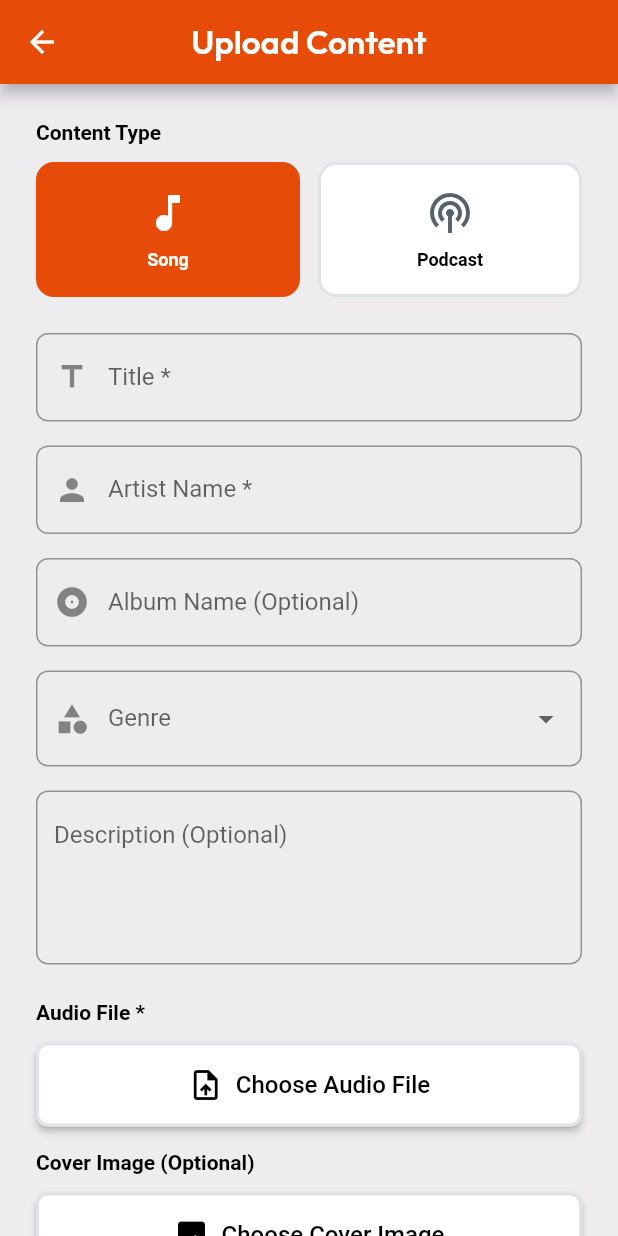
After one commit to bodefavour/Harmony-Hub, a Flutter app: the ArtistUploadWidget screen opened directly, on a phone screen of 412 x 824 dp. The commit adds this screen. Run offline on Flutter 3.47's test engine with Material 3 defaults, Android fonts, the phone set to English and light mode, and no system bars; drawn by our look-alikes of auto_size_text; our stand-ins replace assets_audio_player, cached_network_image, file_picker, flutter_animate, font_awesome_flutter, from_css_color and 10 more; missing offline and left inert: audio_session, json_path; accounts and stored records are empty; network calls fail; Roboto replaces fonts that are missing (Readex Pro).

Commit message:
Refactor artist upload feature and enhance UI components
- Cleaned up whitespace in artist_upload_controller.dart and home_page_controller.dart for better readability.
- Improved formatting in home_page_new_widget.dart for consistent code style.
- Updated podcast_detail_controller.dart and podcast_detail_widget.dart for better readability and maintainability.
- Added artist_upload_widget.dart to implement the artist upload functionality with a comprehensive form for content submission.
- Included file_picker dependency in pubspec.yaml for file selection capabilities.

```diff
--- /dev/null
+++ b/lib/pages/artist_upload/artist_upload_widget.dart
@@ -0,0 +1,597 @@
+import 'package:flutter/material.dart';
+import 'package:provider/provider.dart';
+import '../../flutter_flow/flutter_flow_theme.dart';
+import '../../flutter_flow/flutter_flow_util.dart';
+import '../../flutter_flow/flutter_flow_icon_button.dart';
+import '../../flutter_flow/flutter_flow_widgets.dart';
+import '../../services/admin_service.dart';
+import '../../services/supabase_service.dart';
+import 'artist_upload_controller.dart';
+
+class ArtistUploadWidget extends StatefulWidget {
+  const ArtistUploadWidget({super.key});
+
+  @override
+  State<ArtistUploadWidget> createState() => _ArtistUploadWidgetState();
+}
+
+class _ArtistUploadWidgetState extends State<ArtistUploadWidget> {
+  final scaffoldKey = GlobalKey<ScaffoldState>();
+  final _formKey = GlobalKey<FormState>();
+
+  @override
+  void initState() {
+    super.initState();
+    logFirebaseEvent('screen_view', parameters: {'screen_name': 'ArtistUpload'});
+  }
+
+  @override
+  Widget build(BuildContext context) {
+    return ChangeNotifierProvider(
+      create: (_) => ArtistUploadController(
+        adminService: AdminService(),
+        supabaseService: SupabaseService(),
+      ),
+      child: Consumer<ArtistUploadController>(
+        builder: (context, controller, _) {
+          return GestureDetector(
+            onTap: () => FocusScope.of(context).unfocus(),
+            child: Scaffold(
+              key: scaffoldKey,
+              backgroundColor: FlutterFlowTheme.of(context).primaryBackground,
+              appBar: AppBar(
+                backgroundColor: FlutterFlowTheme.of(context).primary,
+                automaticallyImplyLeading: false,
+                leading: FlutterFlowIconButton(
+                  borderColor: Colors.transparent,
+                  borderRadius: 30.0,
+                  buttonSize: 48.0,
+                  icon: const Icon(
+                    Icons.arrow_back,
+                    color: Colors.white,
+                    size: 24.0,
+                  ),
+                  onPressed: () => context.pop(),
+                ),
+                title: Text(
+                  'Upload Content',
+                  style: FlutterFlowTheme.of(context).headlineMedium.override(
+                        fontFamily: 'Outfit',
+                        color: Colors.white,
+                        fontSize: 22.0,
+                        letterSpacing: 0.0,
+                        fontWeight: FontWeight.w600,
+                      ),
+                ),
+                centerTitle: true,
+              ),
+              body: SafeArea(
+                top: true,
+                child: controller.isUploading
+                    ? _buildUploadingState(context, controller)
+                    : SingleChildScrollView(
+                        child: Form(
+                          key: _formKey,
+                          child: Padding(
+                            padding: const EdgeInsets.all(24.0),
+                            child: Column(
+                              crossAxisAlignment: CrossAxisAlignment.start,
+                              children: [
+                                _buildUploadTypeSelector(context, controller),
+                                const SizedBox(height: 24.0),
+                                _buildTitleField(context, controller),
+                                const SizedBox(height: 16.0),
+                                _buildArtistNameField(context, controller),
+                                const SizedBox(height: 16.0),
+                                if (controller.uploadType == 'song') ...[
+                                  _buildAlbumNameField(context, controller),
+                                  const SizedBox(height: 16.0),
+                                  _buildGenreField(context, controller),
+                                  const SizedBox(height: 16.0),
+                                ],
+                                if (controller.uploadType == 'podcast') ...[
+                                  _buildCategoryField(context, controller),
+                                  const SizedBox(height: 16.0),
+                                ],
+                                _buildDescriptionField(context, controller),
+                                const SizedBox(height: 24.0),
+                                _buildAudioFilePicker(context, controller),
+                                const SizedBox(height: 16.0),
+                                _buildImageFilePicker(context, controller),
+                                const SizedBox(height: 32.0),
+                                if (controller.error != null)
+                                  _buildErrorMessage(context, controller),
+                                _buildSubmitButton(context, controller),
+                              ],
+                            ),
+                          ),
+                        ),
+                      ),
+              ),
+            ),
+          );
+        },
+      ),
+    );
+  }
+
+  Widget _buildUploadTypeSelector(BuildContext context, ArtistUploadController controller) {
+    return Column(
+      crossAxisAlignment: CrossAxisAlignment.start,
+      children: [
+        Text(
+          'Content Type',
+          style: FlutterFlowTheme.of(context).bodyLarge.override(
+                fontFamily: 'Readex Pro',
+                letterSpacing: 0.0,
+                fontWeight: FontWeight.w600,
+              ),
+        ),
+        const SizedBox(height: 12.0),
+        Row(
+          children: [
+            Expanded(
+              child: _buildTypeChip(
+                context,
+                controller,
+                'song',
+                'Song',
+                Icons.music_note,
+              ),
+            ),
+            const SizedBox(width: 12.0),
+            Expanded(
+              child: _buildTypeChip(
+                context,
+                controller,
+                'podcast',
+                'Podcast',
+                Icons.podcasts,
+              ),
+            ),
+          ],
+        ),
+      ],
+    );
+  }
+
+  Widget _buildTypeChip(
+    BuildContext context,
+    ArtistUploadController controller,
+    String value,
+    String label,
+    IconData icon,
+  ) {
+    final isSelected = controller.uploadType == value;
+    return InkWell(
+      onTap: () => controller.setUploadType(value),
+      borderRadius: BorderRadius.circular(12.0),
+      child: Container(
+        padding: const EdgeInsets.all(16.0),
+        decoration: BoxDecoration(
+          color: isSelected
+              ? FlutterFlowTheme.of(context).primary
+              : FlutterFlowTheme.of(context).secondaryBackground,
+          borderRadius: BorderRadius.circular(12.0),
+          border: Border.all(
+            color: isSelected
+                ? FlutterFlowTheme.of(context).primary
+                : FlutterFlowTheme.of(context).alternate,
+            width: 2.0,
+          ),
+        ),
+        child: Column(
+          children: [
+            Icon(
+              icon,
+              color: isSelected
+                  ? Colors.white
+                  : FlutterFlowTheme.of(context).secondaryText,
+              size: 32.0,
+            ),
+            const SizedBox(height: 8.0),
+            Text(
+              label,
+              style: FlutterFlowTheme.of(context).bodyMedium.override(
+                    fontFamily: 'Readex Pro',
+                    color: isSelected
+                        ? Colors.white
+                        : FlutterFlowTheme.of(context).primaryText,
+                    letterSpacing: 0.0,
+                    fontWeight: FontWeight.w600,
+                  ),
+            ),
+          ],
+        ),
+      ),
+    );
+  }
+
+  Widget _buildTitleField(BuildContext context, ArtistUploadController controller) {
+    return TextFormField(
+      initialValue: controller.title,
+      onChanged: controller.setTitle,
+      decoration: InputDecoration(
+        labelText: 'Title *',
+        hintText: 'Enter ${controller.uploadType} title',
+        border: OutlineInputBorder(
+          borderRadius: BorderRadius.circular(8.0),
+        ),
+        prefixIcon: const Icon(Icons.title),
+      ),
+      validator: (value) {
+        if (value == null || value.isEmpty) {
+          return 'Title is required';
+        }
+        return null;
+      },
+    );
+  }
+
+  Widget _buildArtistNameField(BuildContext context, ArtistUploadController controller) {
+    return TextFormField(
+      initialValue: controller.artistName,
+      onChanged: controller.setArtistName,
+      decoration: InputDecoration(
+        labelText: controller.uploadType == 'podcast' ? 'Host Name *' : 'Artist Name *',
+        hintText: 'Enter artist/host name',
+        border: OutlineInputBorder(
+          borderRadius: BorderRadius.circular(8.0),
+        ),
+        prefixIcon: const Icon(Icons.person),
+      ),
+      validator: (value) {
+        if (value == null || value.isEmpty) {
+          return 'Artist/Host name is required';
+        }
+        return null;
+      },
+    );
+  }
+
+  Widget _buildAlbumNameField(BuildContext context, ArtistUploadController controller) {
+    return TextFormField(
+      initialValue: controller.albumName,
+      onChanged: controller.setAlbumName,
+      decoration: InputDecoration(
+        labelText: 'Album Name (Optional)',
+        hintText: 'Enter album name',
+        border: OutlineInputBorder(
+          borderRadius: BorderRadius.circular(8.0),
+        ),
+        prefixIcon: const Icon(Icons.album),
+      ),
+    );
+  }
+
+  Widget _buildGenreField(BuildContext context, ArtistUploadController controller) {
+    return DropdownButtonFormField<String>(
+      value: controller.genre,
+      decoration: InputDecoration(
+        labelText: 'Genre',
+        border: OutlineInputBorder(
+          borderRadius: BorderRadius.circular(8.0),
+        ),
+        prefixIcon: const Icon(Icons.category),
+      ),
+      items: const [
+        DropdownMenuItem(value: 'gospel', child: Text('Gospel')),
+        DropdownMenuItem(value: 'worship', child: Text('Worship')),
+        DropdownMenuItem(value: 'praise', child: Text('Praise')),
+        DropdownMenuItem(value: 'contemporary', child: Text('Contemporary')),
+        DropdownMenuItem(value: 'traditional', child: Text('Traditional')),
+      ],
+      onChanged: (value) {
+        if (value != null) controller.setGenre(value);
+      },
+    );
+  }
+
+  Widget _buildCategoryField(BuildContext context, ArtistUploadController controller) {
+    return DropdownButtonFormField<String>(
+      value: controller.category,
+      decoration: InputDecoration(
+        labelText: 'Category',
+        border: OutlineInputBorder(
+          borderRadius: BorderRadius.circular(8.0),
+        ),
+        prefixIcon: const Icon(Icons.category),
+      ),
+      items: const [
+        DropdownMenuItem(value: 'sermons', child: Text('Sermons')),
+        DropdownMenuItem(value: 'teachings', child: Text('Teachings')),
+        DropdownMenuItem(value: 'testimonies', child: Text('Testimonies')),
+        DropdownMenuItem(value: 'interviews', child: Text('Interviews')),
+      ],
+      onChanged: (value) {
+        if (value != null) controller.setCategory(value);
+      },
+    );
+  }
+
+  Widget _buildDescriptionField(BuildContext context, ArtistUploadController controller) {
+    return TextFormField(
+      initialValue: controller.description,
+      onChanged: controller.setDescription,
+      maxLines: 4,
+      decoration: InputDecoration(
+        labelText: 'Description (Optional)',
+        hintText: 'Enter description',
+        border: OutlineInputBorder(
+          borderRadius: BorderRadius.circular(8.0),
+        ),
+        alignLabelWithHint: true,
+      ),
+    );
+  }
+
+  Widget _buildAudioFilePicker(BuildContext context, ArtistUploadController controller) {
+    return Column(
+      crossAxisAlignment: CrossAxisAlignment.start,
+      children: [
+        Text(
+          'Audio File *',
+          style: FlutterFlowTheme.of(context).bodyLarge.override(
+                fontFamily: 'Readex Pro',
+                letterSpacing: 0.0,
+                fontWeight: FontWeight.w600,
+              ),
+        ),
+        const SizedBox(height: 12.0),
+        if (controller.audioFile != null)
+          Container(
+            padding: const EdgeInsets.all(16.0),
+            decoration: BoxDecoration(
+              color: FlutterFlowTheme.of(context).secondaryBackground,
+              borderRadius: BorderRadius.circular(8.0),
+              border: Border.all(
+                color: FlutterFlowTheme.of(context).primary,
+              ),
+            ),
+            child: Row(
+              children: [
+                Icon(
+                  Icons.audiotrack,
+                  color: FlutterFlowTheme.of(context).primary,
+                ),
+                const SizedBox(width: 12.0),
+                Expanded(
+                  child: Text(
+                    controller.audioFileName ?? 'Audio file',
+                    style: FlutterFlowTheme.of(context).bodyMedium.override(
+                          fontFamily: 'Readex Pro',
+                          letterSpacing: 0.0,
+                        ),
+                    overflow: TextOverflow.ellipsis,
+                  ),
+                ),
+                IconButton(
+                  icon: const Icon(Icons.close),
+                  onPressed: controller.removeAudioFile,
+                ),
+              ],
+            ),
+          )
+        else
+          FFButtonWidget(
+            onPressed: controller.pickAudioFile,
+            text: 'Choose Audio File',
+            icon: const Icon(Icons.upload_file),
+            options: FFButtonOptions(
+              width: double.infinity,
+              height: 56.0,
+              color: FlutterFlowTheme.of(context).secondaryBackground,
+              textStyle: FlutterFlowTheme.of(context).titleSmall.override(
+                    fontFamily: 'Readex Pro',
+                    color: FlutterFlowTheme.of(context).primaryText,
+                    letterSpacing: 0.0,
+                  ),
+              borderSide: BorderSide(
+                color: FlutterFlowTheme.of(context).alternate,
+                width: 2.0,
+              ),
+              borderRadius: BorderRadius.circular(8.0),
+            ),
+          ),
+      ],
+    );
+  }
+
+  Widget _buildImageFilePicker(BuildContext context, ArtistUploadController controller) {
+    return Column(
+      crossAxisAlignment: CrossAxisAlignment.start,
+      children: [
+        Text(
+          'Cover Image (Optional)',
+          style: FlutterFlowTheme.of(context).bodyLarge.override(
+                fontFamily: 'Readex Pro',
+                letterSpacing: 0.0,
+                fontWeight: FontWeight.w600,
+              ),
+        ),
+        const SizedBox(height: 12.0),
+        if (controller.imageFile != null)
+          Container(
+            padding: const EdgeInsets.all(16.0),
+            decoration: BoxDecoration(
+              color: FlutterFlowTheme.of(context).secondaryBackground,
+              borderRadius: BorderRadius.circular(8.0),
+              border: Border.all(
+                color: FlutterFlowTheme.of(context).primary,
+              ),
+            ),
+            child: Row(
+              children: [
+                ClipRRect(
+                  borderRadius: BorderRadius.circular(4.0),
+                  child: Image.file(
+                    controller.imageFile!,
+                    width: 60.0,
+                    height: 60.0,
+                    fit: BoxFit.cover,
+                  ),
+                ),
+                const SizedBox(width: 12.0),
+                Expanded(
+                  child: Text(
+                    controller.imageFileName ?? 'Image file',
+                    style: FlutterFlowTheme.of(context).bodyMedium.override(
+                          fontFamily: 'Readex Pro',
+                          letterSpacing: 0.0,
+                        ),
+                    overflow: TextOverflow.ellipsis,
+                  ),
+                ),
+                IconButton(
+                  icon: const Icon(Icons.close),
+                  onPressed: controller.removeImageFile,
+                ),
+              ],
+            ),
+          )
+        else
+          FFButtonWidget(
+            onPressed: controller.pickImageFile,
+            text: 'Choose Cover Image',
+            icon: const Icon(Icons.image),
+            options: FFButtonOptions(
+              width: double.infinity,
+              height: 56.0,
+              color: FlutterFlowTheme.of(context).secondaryBackground,
+              textStyle: FlutterFlowTheme.of(context).titleSmall.override(
+                    fontFamily: 'Readex Pro',
+                    color: FlutterFlowTheme.of(context).primaryText,
+                    letterSpacing: 0.0,
+                  ),
+              borderSide: BorderSide(
+                color: FlutterFlowTheme.of(context).alternate,
+                width: 2.0,
+              ),
+              borderRadius: BorderRadius.circular(8.0),
+            ),
+          ),
+      ],
+    );
+  }
+
+  Widget _buildSubmitButton(BuildContext context, ArtistUploadController controller) {
+    return FFButtonWidget(
+      onPressed: controller.canSubmit
+          ? () async {
+              if (_formKey.currentState!.validate()) {
+                final success = await controller.submitUpload();
+                if (success && context.mounted) {
+                  ScaffoldMessenger.of(context).showSnackBar(
+                    const SnackBar(
+                      content: Text('Upload submitted successfully! It will be reviewed by our team.'),
+                      backgroundColor: Colors.green,
+                    ),
+                  );
+                  context.pop();
+                }
+              }
+            }
+          : null,
+      text: 'Submit for Review',
+      icon: const Icon(Icons.check_circle),
+      options: FFButtonOptions(
+        width: double.infinity,
+        height: 56.0,
+        color: FlutterFlowTheme.of(context).primary,
+        textStyle: FlutterFlowTheme.of(context).titleMedium.override(
+              fontFamily: 'Readex Pro',
+              color: Colors.white,
+              letterSpacing: 0.0,
+              fontWeight: FontWeight.w600,
+            ),
+        elevation: 3.0,
+        borderRadius: BorderRadius.circular(12.0),
+        disabledColor: FlutterFlowTheme.of(context).secondaryText.withOpacity(0.3),
+        disabledTextColor: FlutterFlowTheme.of(context).secondaryText,
+      ),
+    );
+  }
+
+  Widget _buildErrorMessage(BuildContext context, ArtistUploadController controller) {
+    return Padding(
+      padding: const EdgeInsets.only(bottom: 16.0),
+      child: Container(
+        padding: const EdgeInsets.all(12.0),
+        decoration: BoxDecoration(
+          color: FlutterFlowTheme.of(context).error.withOpacity(0.1),
+          borderRadius: BorderRadius.circular(8.0),
+          border: Border.all(
+            color: FlutterFlowTheme.of(context).error,
+          ),
+        ),
+        child: Row(
+          children: [
+            Icon(
+              Icons.error_outline,
+              color: FlutterFlowTheme.of(context).error,
+            ),
+            const SizedBox(width: 12.0),
+            Expanded(
+              child: Text(
+                controller.error!,
+                style: FlutterFlowTheme.of(context).bodySmall.override(
+                      fontFamily: 'Readex Pro',
+                      color: FlutterFlowTheme.of(context).error,
+                      letterSpacing: 0.0,
+                    ),
+              ),
+            ),
+          ],
+        ),
+      ),
+    );
+  }
+
+  Widget _buildUploadingState(BuildContext context, ArtistUploadController controller) {
+    return Center(
+      child: Padding(
+        padding: const EdgeInsets.all(24.0),
+        child: Column(
+          mainAxisAlignment: MainAxisAlignment.center,
+          children: [
+            CircularProgressIndicator(
+              value: controller.uploadProgress,
+              valueColor: AlwaysStoppedAnimation<Color>(
+                FlutterFlowTheme.of(context).primary,
+              ),
+              strokeWidth: 6.0,
+            ),
+            const SizedBox(height: 24.0),
+            Text(
+              '${(controller.uploadProgress * 100).toInt()}%',
+              style: FlutterFlowTheme.of(context).headlineMedium.override(
+                    fontFamily: 'Outfit',
+                    color: FlutterFlowTheme.of(context).primary,
+                    letterSpacing: 0.0,
+                    fontWeight: FontWeight.bold,
+                  ),
+            ),
+            const SizedBox(height: 12.0),
+            Text(
+              'Uploading your content...',
+              style: FlutterFlowTheme.of(context).bodyLarge.override(
+                    fontFamily: 'Readex Pro',
+                    color: FlutterFlowTheme.of(context).secondaryText,
+                    letterSpacing: 0.0,
+                  ),
+            ),
+            const SizedBox(height: 8.0),
+            Text(
+              'Please don\'t close this screen',
+              style: FlutterFlowTheme.of(context).bodySmall.override(
+                    fontFamily: 'Readex Pro',
+                    color: FlutterFlowTheme.of(context).secondaryText,
+                    letterSpacing: 0.0,
+                  ),
+            ),
+          ],
+        ),
+      ),
+    );
+  }
+}
--- a/lib/pages/home_page/home_page_controller.dart
+++ b/lib/pages/home_page/home_page_controller.dart
@@ -123,7 +123,9 @@ class HomePageController extends ChangeNotifier {
 
   /// Play daily feed
   Future<void> playDailyFeed() async {
-    if (_dailyFeed == null || _dailyFeed!.songs == null || _dailyFeed!.songs!.isEmpty) {
+    if (_dailyFeed == null ||
+        _dailyFeed!.songs == null ||
+        _dailyFeed!.songs!.isEmpty) {
       return;
     }
 
--- a/lib/pages/podcasts/podcasts_controller.dart
+++ b/lib/pages/podcasts/podcasts_controller.dart
@@ -70,7 +70,8 @@ class PodcastsController extends ChangeNotifier {
 
   Future<void> _loadPodcastsByCategory(String category) async {
     try {
-      final podcasts = await _podcastService.getPodcastsByCategory(category, limit: 10);
+      final podcasts =
+          await _podcastService.getPodcastsByCategory(category, limit: 10);
       switch (category) {
         case 'sermons':
           _sermonsPodcasts = podcasts;
@@ -102,7 +103,8 @@ class PodcastsController extends ChangeNotifier {
 
   Future<void> playPodcast(Podcast podcast) async {
     try {
-      final audioUrl = await _supabaseService.getAudioSignedUrl(podcast.audioUrl);
+      final audioUrl =
+          await _supabaseService.getAudioSignedUrl(podcast.audioUrl);
       await _audioService.play(
         url: audioUrl,
         title: podcast.title,
--- a/pubspec.yaml
+++ b/pubspec.yaml
@@ -79,6 +79,7 @@ dependencies:
   xml: ^6.5.0
   cupertino_icons: ^1.0.0
   crypto: ^3.0.6
+  file_picker: ^8.1.4
 
 dependency_overrides:
   http: ^1.2.1
```
Also changed, not shown: lib/pages/home_page/home_page_new_widget.dart (+11 -7 lines), lib/pages/podcasts/podcast_detail_controller.dart (+6 -3 lines), lib/pages/podcasts/podcast_detail_widget.dart (+23 -11 lines), lib/pages/podcasts/podcasts_widget.dart (+27 -14 lines), lib/pages/artist_upload/artist_upload_controller.dart (line endings or trailing spaces), 1 other file.
